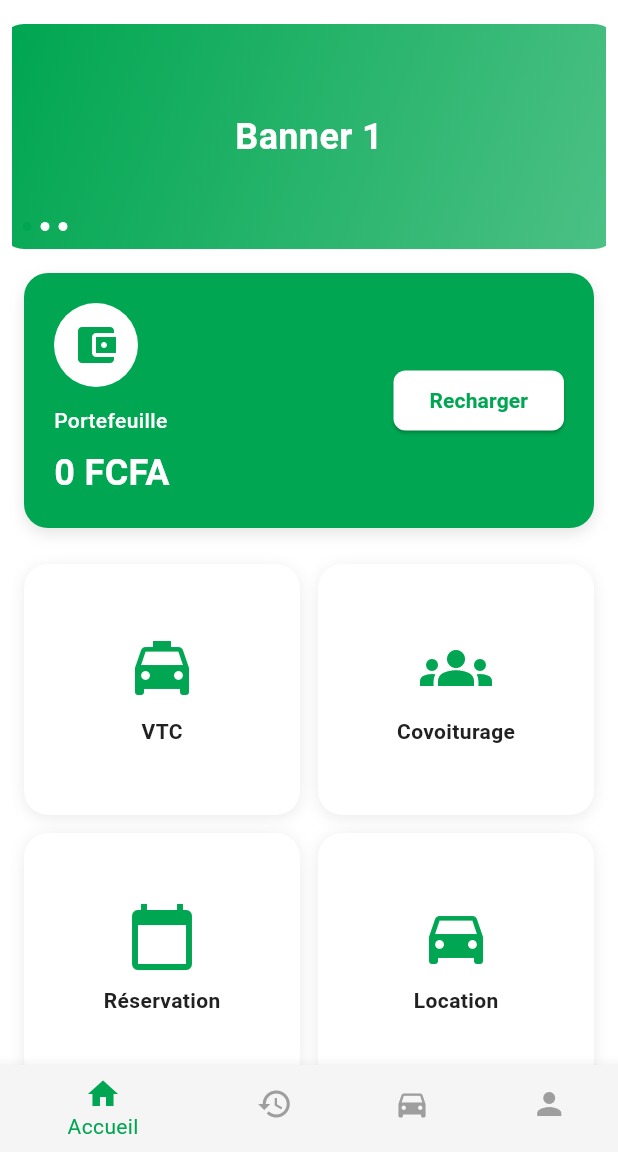
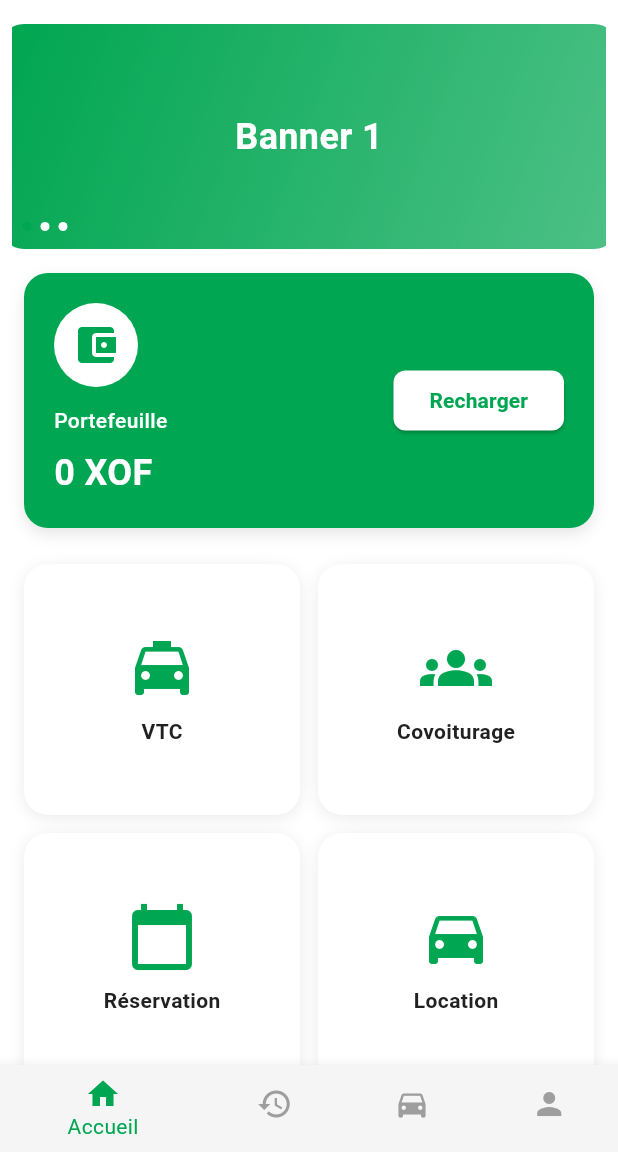
Before and after one commit to herosking-JIZ/viim, a Flutter app: the HomePassagerScreen screen opened by its route, on a phone screen of 412 x 824 dp, the part 84-1236 px from its top. Run offline on Flutter 3.47's test engine with Material 3 defaults, Android fonts, the phone set to English and light mode, and no system bars; our stand-ins replace app_links, dio, drift, flutter_local_notifications, flutter_riverpod, flutter_secure_storage and 5 more; accounts and stored records are empty; generated files the repository leaves out were written again; network calls fail.

Commit message:
fix(home): extract nested 'data' field from API responses
- Extract wallet data from response['data'] instead of treating entire response as data
- Extract notifications from response['data'] instead of response['notifications']
- Fix unread notification count to use correct field name 'lu' (not 'lue')
- Update default devise to XOF to match backend
- Now displays correct wallet balance (e.g. '1500 XOF' instead of '0 FCFA')

Co-Authored-By: Claude Haiku 4.5 <noreply@anthropic.com>

```diff
--- a/ndjigi/lib/features/home/presentation/screens/home_passager_screen.dart
+++ b/ndjigi/lib/features/home/presentation/screens/home_passager_screen.dart
@@ -73,9 +73,12 @@ class _HomePassagerScreenState extends ConsumerState<HomePassagerScreen> {
       );
 
       setState(() {
-        _walletData = futures[1];
+        final walletResponse = futures[1];
+        _walletData = walletResponse['data'] as Map<String, dynamic>?;
+
         final notifResponse = futures[2];
-        _notifications = notifResponse['notifications'] as List<dynamic>?;
+        _notifications = notifResponse['data'] as List<dynamic>?;
+
         _isLoading = false;
       });
     } catch (e) {
@@ -89,7 +92,8 @@ class _HomePassagerScreenState extends ConsumerState<HomePassagerScreen> {
   int _getUnreadNotificationCount() {
     if (_notifications == null) return 0;
     return _notifications!
-        .where((n) => n is Map && n['lue'] == false)
+        .whereType<Map<String, dynamic>>()
+        .where((n) => n['lu'] == false)
         .length;
   }
 
@@ -124,8 +128,8 @@ class _HomePassagerScreenState extends ConsumerState<HomePassagerScreen> {
     }
 
     final unreadCount = _getUnreadNotificationCount();
-    final solde = _walletData?['solde'] ?? 0;
-    final devise = _walletData?['devise'] ?? 'FCFA';
+    final solde = _walletData?['solde'] ?? '0';
+    final devise = _walletData?['devise'] ?? 'XOF';
 
     return Scaffold(
       appBar: AppBar(
```
